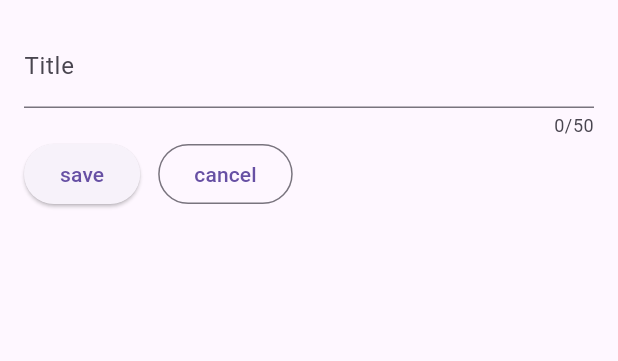
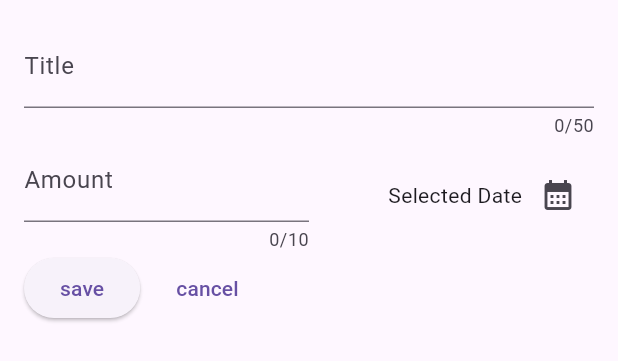
Before and after one commit to nisiyus/expense-tracker, a Flutter app: the NewExpense widget shown alone on an empty page, opened directly, on a phone screen of 412 x 824 dp. Shown: the top 361 px of the screen. Run offline on Flutter 3.47's test engine with Material 2 defaults, Android fonts, the phone set to English and light mode, and no system bars.

Commit message:
add ammount and date input

```diff
--- a/lib/widgets/new_expense.dart
+++ b/lib/widgets/new_expense.dart
@@ -9,10 +9,23 @@ class NewExpense extends StatefulWidget {
 
 class _NewExpense extends State<NewExpense> {
   final _titleController = TextEditingController();
+  final _amountController = TextEditingController();
+
+  void _presentDatePicker() {
+    final now = DateTime.now();
+    final firstDate = DateTime(now.year - 1, now.month, now.day);
+
+    showDatePicker(
+        context: context,
+        initialDate: now,
+        firstDate: firstDate,
+        lastDate: now);
+  }
 
   @override
   void dispose() {
     _titleController.dispose();
+    _amountController.dispose();
     super.dispose();
   }
 
@@ -29,9 +42,34 @@ class _NewExpense extends State<NewExpense> {
           ),
           Row(
             children: [
+              Expanded(
+                child: TextField(
+                  controller: _amountController,
+                  keyboardType: TextInputType.number,
+                  maxLength: 10,
+                  decoration: const InputDecoration(
+                      label: Text('Amount'), prefixText: 'Rp. '),
+                ),
+              ),
+              Expanded(
+                child: Row(
+                  mainAxisAlignment: MainAxisAlignment.end,
+                  children: [
+                    const Text('Selected Date'),
+                    IconButton(
+                      onPressed: _presentDatePicker,
+                      icon: const Icon(Icons.calendar_month),
+                    ),
+                  ],
+                ),
+              ),
+            ],
+          ),
+          Row(
+            children: [
               ElevatedButton(onPressed: () {}, child: const Text('save')),
               const SizedBox(width: 12),
-              OutlinedButton(
+              TextButton(
                   onPressed: () {
                     Navigator.pop(context);
                   },
```
